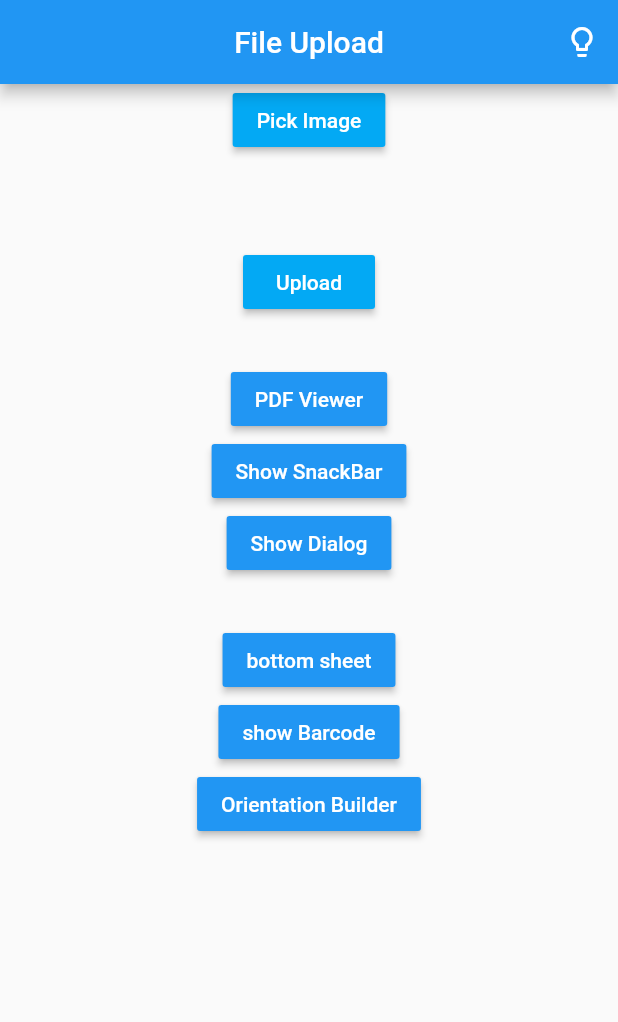
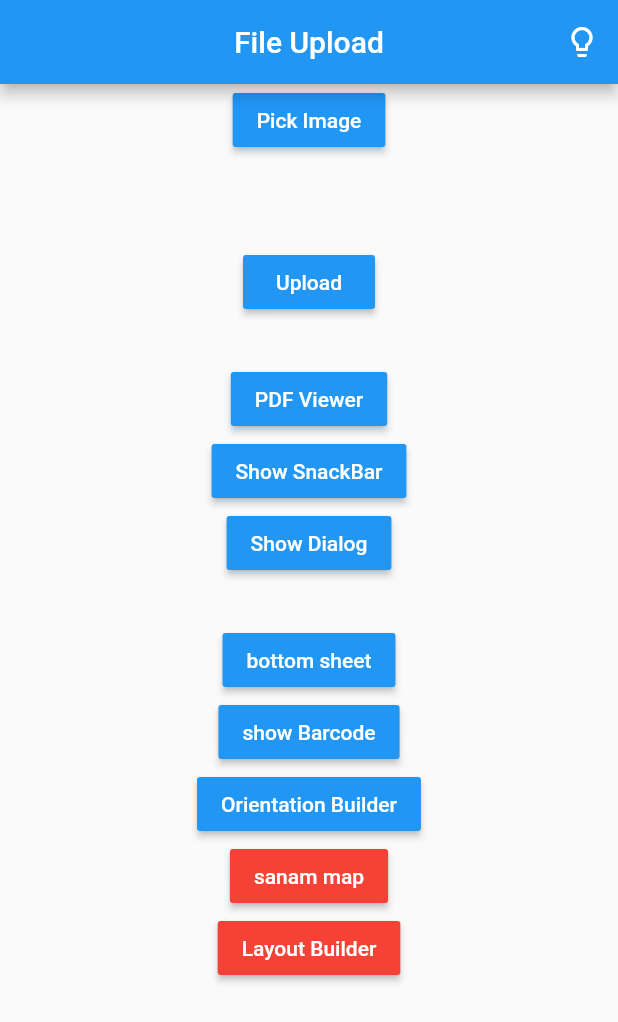
Before and after one commit to sagarkoju/phoneNumber, a Flutter app: the screen it shows after launch, on a phone screen of 412 x 824 dp. Shown: the top 1022 px of the screen. Run offline on Flutter 3.47's test engine with Material 2 defaults, Android fonts, the phone set to English and light mode, and no system bars; our stand-ins replace cloud_firestore, firebase_core, firebase_storage, get, google_maps_flutter, image_picker and 2 more; missing offline and left inert: flutter_barcode_scanner, syncfusion_flutter_pdfviewer; accounts and stored records are empty.

Commit message:
layoutbuilder

```diff
--- a/lib/Screen/home.dart
+++ b/lib/Screen/home.dart
@@ -1,17 +1,19 @@
 import 'dart:io';
 
 import 'package:cloud_firestore/cloud_firestore.dart';
-import 'package:crud/page.dart/orientationbuilder.dart';
 
-import 'package:crud/page.dart/page.dart';
-import 'package:crud/page.dart/scan_barcode.dart';
+import 'package:crud/page/dell.dart';
+import 'package:crud/page/layout.dart';
+import 'package:crud/page/orientationbuilder.dart';
+import 'package:crud/page/page.dart';
+import 'package:crud/page/sanam.dart';
+import 'package:crud/page/scan_barcode.dart';
 
 import 'package:firebase_storage/firebase_storage.dart';
 import 'package:flutter/material.dart';
 import 'package:get/get.dart';
 import 'package:get/utils.dart';
 import 'package:image_picker/image_picker.dart';
-import 'package:crud/page.dart/dell.dart';
 
 class HomePage extends StatefulWidget {
   @override
@@ -42,10 +44,12 @@ class _HomePageState extends State<HomePage> {
         child: Center(
           child: Column(
             children: [
+              /// Image Picker from gallery
               RaisedButton(
-                  color: Colors.lightBlue,
+
+                  color: Colors.blue,
+                  textColor: Colors.white,
                   child: Text('Pick Image'),
-                  textColor: Colors.white,
                   onPressed: () {
                     _pick();
                   }),
@@ -56,28 +60,32 @@ class _HomePageState extends State<HomePage> {
               SizedBox(
                 height: 30,
               ),
+
+              /// Image upload to the firebase
               RaisedButton(
+                  color: Colors.blue,
+                  textColor: Colors.white,
                   child: Text('Upload'),
-                  textColor: Colors.white,
-                  color: Colors.lightBlue,
                   onPressed: () {
                     _upload(context);
                   }),
               SizedBox(
                 height: 30,
               ),
+              // / pdf Viewer button
               RaisedButton(
                   color: Colors.blue,
+                  textColor: Colors.white,
                   child: Text('PDF Viewer'),
-                  textColor: Colors.white,
                   onPressed: () {
                     Navigator.push(context,
                         MaterialPageRoute(builder: (context) => PDFViewer()));
                   }),
+              // /snackbar raised button
               RaisedButton(
                   color: Colors.blue,
+                  textColor: Colors.white,
                   child: Text('Show SnackBar'),
-                  textColor: Colors.white,
                   onPressed: () {
                     Get.snackbar("Welcome to", "Home Page",
                         snackPosition: SnackPosition.BOTTOM,
@@ -93,6 +101,7 @@ class _HomePageState extends State<HomePage> {
                           style: TextStyle(color: Colors.red),
                         ));
                   }),
+              // show dialog button
               RaisedButton(
                   color: Colors.blue,
                   child: Text('Show Dialog'),
@@ -112,6 +121,7 @@ class _HomePageState extends State<HomePage> {
               SizedBox(
                 height: 30,
               ),
+              // Show bottom sheet bottom
               RaisedButton(
                   color: Colors.blue,
                   child: Text('bottom sheet'),
@@ -143,6 +153,7 @@ class _HomePageState extends State<HomePage> {
                         backgroundColor: Colors.greenAccent,
                         barrierColor: Colors.orangeAccent);
                   }),
+              // / show barcode
               RaisedButton(
                   color: Colors.blue,
                   child: Text('show Barcode'),
@@ -150,13 +161,31 @@ class _HomePageState extends State<HomePage> {
                   onPressed: () {
                     Get.to(ShowBarcode());
                   }),
+              // Show orientation builder
               RaisedButton(
                   color: Colors.blue,
+                  textColor: Colors.white,
                   child: Text('Orientation Builder'),
-                  textColor: Colors.white,
                   onPressed: () {
                     Get.to(OrientationBuilders());
-                  })
+                  }),
+              RaisedButton(
+                  child: Text("sanam map"),
+                  textColor: Colors.white,
+                  color: Colors.red,
+                  onPressed: () {
+                    Navigator.of(context)
+                        .push(MaterialPageRoute(builder: (_) => Sanam()));
+                  }),
+              RaisedButton(
+                  child: Text("Layout Builder"),
+                  textColor: Colors.white,
+                  color: Colors.red,
+                  onPressed: () {
+                    Navigator.of(context)
+                        .push(MaterialPageRoute(builder: (_) => Lay()));
+                  }),
+
             ],
           ),
         ),
@@ -164,6 +193,7 @@ class _HomePageState extends State<HomePage> {
     );
   }
 
+// Pick image from the gallery
   _pick() async {
     ImagePicker imagePicker = ImagePicker();
     PickedFile pickedFile =
@@ -181,6 +211,7 @@ class _HomePageState extends State<HomePage> {
     }
   }
 
+//  upload the image to the firebase
   Future _upload(BuildContext context) async {
     FirebaseStorage firebaseStorage = FirebaseStorage();
     StorageReference reference = firebaseStorage
--- a/lib/main.dart
+++ b/lib/main.dart
@@ -12,6 +12,6 @@ void main() async {
     theme: Themes().lightTheme,
     darkTheme: Themes().darkTheme,
     home: HomePage(),
-    debugShowCheckedModeBanner: false,
+    debugShowCheckedModeBanner:false,
   ));
 }
--- a/pubspec.yaml
+++ b/pubspec.yaml
@@ -42,6 +42,8 @@ dependencies:
   transparent_image: ^1.0.0
   syncfusion_flutter_pdfviewer:
   flutter_barcode_scanner: ^1.0.1
+  google_maps_flutter: ^1.2.0
+  location: ^3.2.4
 
 dev_dependencies:
   flutter_test:
```
Also changed, not shown: lib/page/layout.dart (added, +70 -0 lines), lib/page/sanam.dart (added, +50 -0 lines), pubspec.lock, 4 other files.
